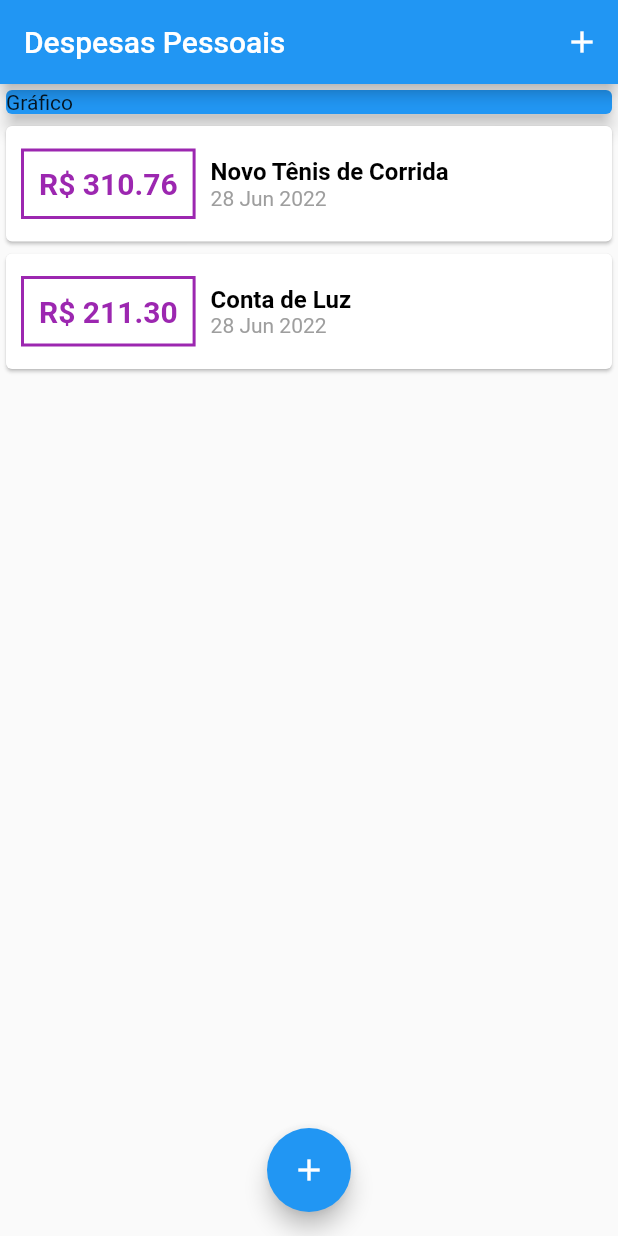
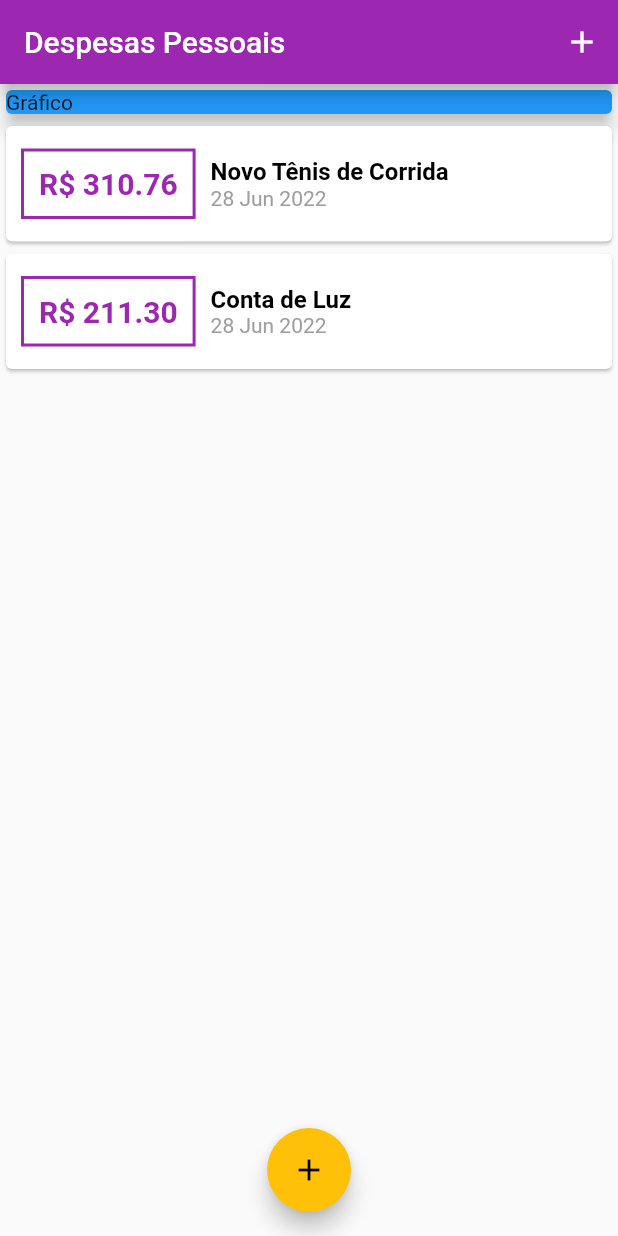
Before and after one commit to marcelookasaki/expenses, a Flutter app: the screen it shows after launch, on a phone screen of 412 x 824 dp. Run offline on Flutter 3.47's test engine with Material 2 defaults, Android fonts, the phone set to English and light mode, and no system bars; missing offline and left inert: dart:ffi.

Commit message:
Atualizados modal e themes

```diff
--- a/lib/componentes/transaction_list.dart
+++ b/lib/componentes/transaction_list.dart
@@ -22,7 +22,7 @@ class TransactionList extends StatelessWidget {
                   margin: EdgeInsets.symmetric(vertical: 15, horizontal: 10),
                   decoration: BoxDecoration(
                       border: Border.all(
-                    color: Colors.purple,
+                    color: Theme.of(context).primaryColor,
                     width: 2,
                   )),
                   padding: EdgeInsets.all(10),
@@ -31,7 +31,7 @@ class TransactionList extends StatelessWidget {
                     style: TextStyle(
                       fontWeight: FontWeight.bold,
                       fontSize: 20,
-                      color: Colors.purple,
+                      color: Theme.of(context).primaryColor,
                     ),
                   ),
                 ),
--- a/lib/main.dart
+++ b/lib/main.dart
@@ -4,21 +4,26 @@ import './componentes/transaction_form.dart';
 import './componentes/transaction_list.dart';
 import './models/transaction.dart';
 
-main() => runApp(const ExpensesApp());
+main() => runApp(ExpensesApp());
 
 class ExpensesApp extends StatelessWidget {
-  const ExpensesApp({Key? key}) : super(key: key);
   @override
   Widget build(BuildContext context) {
-    return const MaterialApp(home: MyHomePage());
+    final ThemeData tema = ThemeData();
+
+    return MaterialApp(
+      home: MyHomePage(),
+      theme: ThemeData(
+        primarySwatch: Colors.purple,
+        accentColor: Colors.amber,
+      ),
+    );
   }
 }
 
 class MyHomePage extends StatefulWidget {
-  const MyHomePage({Key? key}) : super(key: key);
-
   @override
-  State<MyHomePage> createState() => _MyHomePageState();
+  _MyHomePageState createState() => _MyHomePageState();
 }
 
 class _MyHomePageState extends State<MyHomePage> {
@@ -48,6 +53,8 @@ class _MyHomePageState extends State<MyHomePage> {
     setState(() {
       _transactions.add(newTransaction);
     });
+
+    Navigator.of(context).pop();
   }
 
   _openTransactionFormModal(BuildContext context) {
@@ -63,10 +70,10 @@ class _MyHomePageState extends State<MyHomePage> {
   Widget build(BuildContext context) {
     return Scaffold(
       appBar: AppBar(
-        title: const Text('Despesas Pessoais'),
-        actions: [
+        title: Text('Despesas Pessoais'),
+        actions: <Widget>[
           IconButton(
-            icon: const Icon(Icons.add),
+            icon: Icon(Icons.add),
             onPressed: () => _openTransactionFormModal(context),
           ),
         ],
@@ -74,8 +81,9 @@ class _MyHomePageState extends State<MyHomePage> {
       body: SingleChildScrollView(
         child: Column(
           crossAxisAlignment: CrossAxisAlignment.stretch,
-          children: [
-            const SizedBox(
+          children: <Widget>[
+            Container(
+              width: double.infinity,
               child: Card(
                 color: Colors.blue,
                 child: Text('Gráfico'),
@@ -87,7 +95,7 @@ class _MyHomePageState extends State<MyHomePage> {
         ),
       ),
       floatingActionButton: FloatingActionButton(
-        child: const Icon(Icons.add),
+        child: Icon(Icons.add),
         onPressed: () => _openTransactionFormModal(context),
       ),
       floatingActionButtonLocation: FloatingActionButtonLocation.centerFloat,
```
